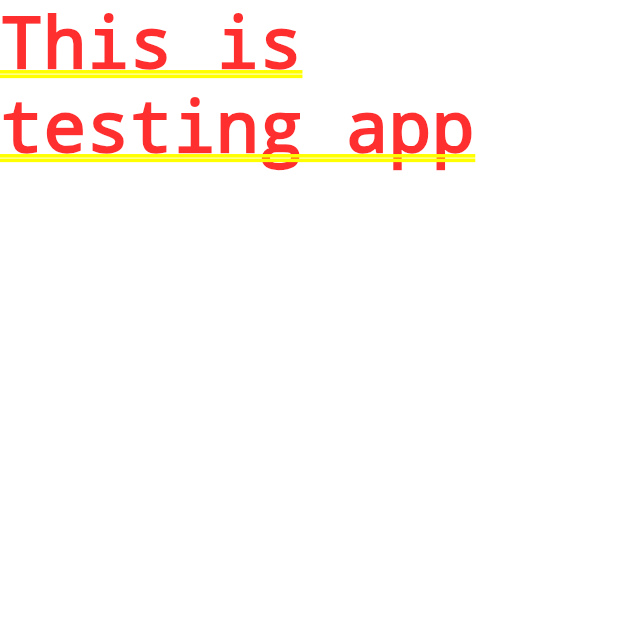
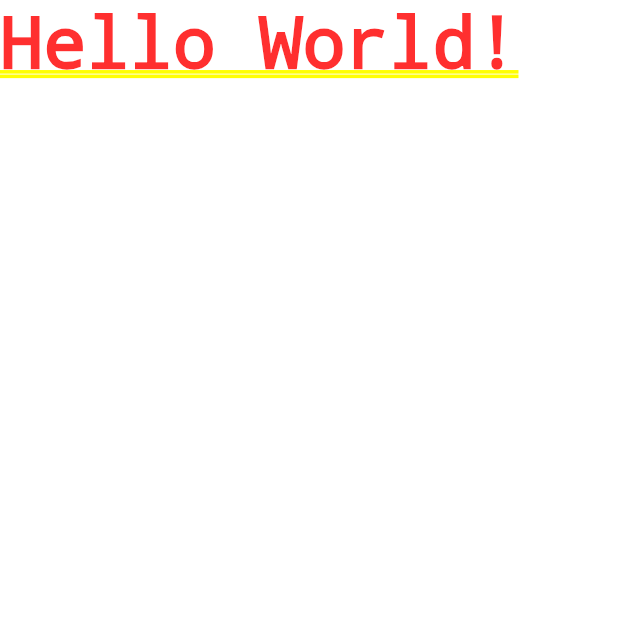
Before and after one commit to Shahab603/dice_app, a Flutter app: the screen it shows after launch, on a phone screen of 412 x 824 dp, the top half of it. Run offline on Flutter 3.47's test engine with Material 2 defaults, Android fonts, the phone set to English and light mode, and no system bars.

```diff
--- a/lib/main.dart
+++ b/lib/main.dart
@@ -2,6 +2,6 @@ import 'package:flutter/material.dart';
 
 void main() {
   runApp(const MaterialApp(
-    home: Text('This is testing app'),
+    home: Text('Hello World!'),
   ));
 }
```
Also changed, not shown: 1 other file.
